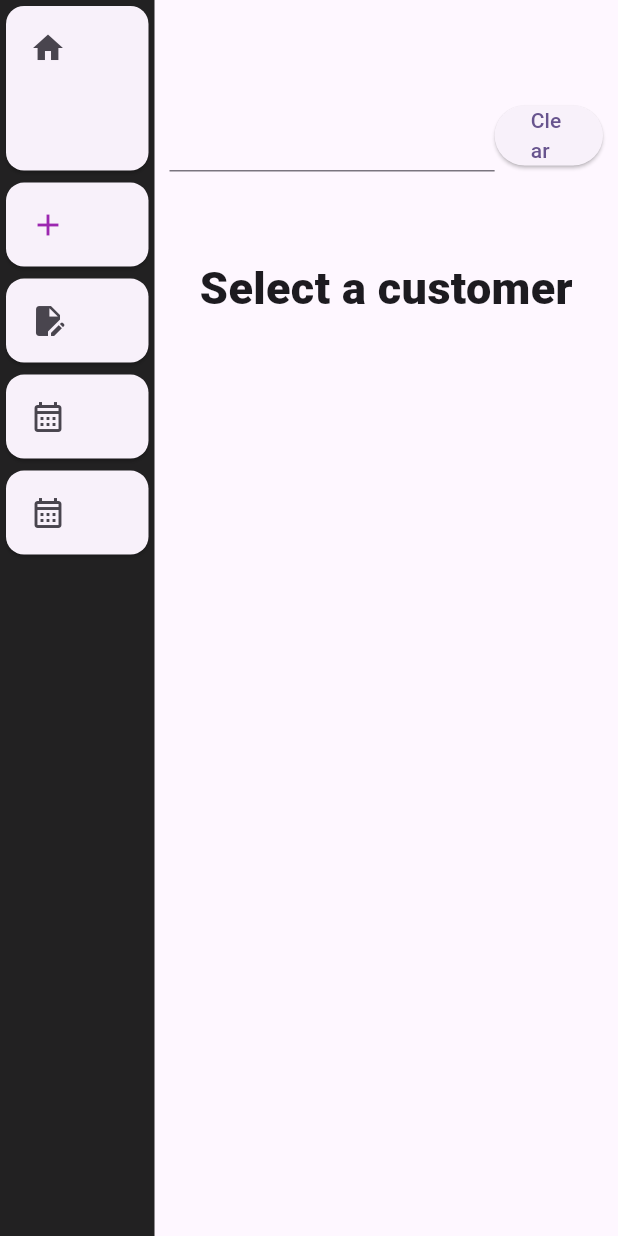
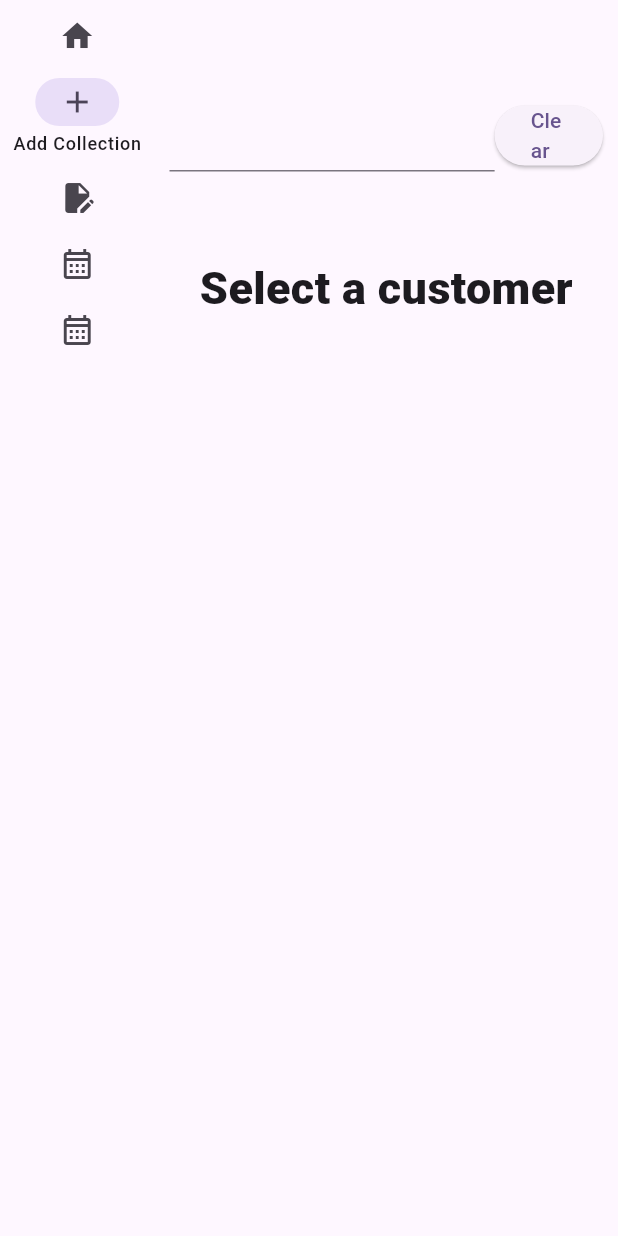
Before and after one commit to Himanshu0307/Daily-Collection, a Flutter app: the CollectionScreen screen opened by its route, on a phone screen of 412 x 824 dp. Run offline on Flutter 3.47's test engine with Material 3 defaults, Android fonts, the phone set to English and light mode, and no system bars; drawn by our look-alikes of flutter_typeahead, toastification; our stand-ins replace flutter_secure_storage, reactive_forms, sqflite_common_ffi, syncfusion_flutter_datagrid; missing offline and left inert: platform_device_id_v3, syncfusion_flutter_datagrid_export; accounts and stored records are empty.

Commit message:
fix: Main Scrren and collection report

```diff
--- a/lib/Models/ListItem.dart
+++ b/lib/Models/ListItem.dart
@@ -1,15 +1,15 @@
-class ListItemModel {
-  String? collectionDate;
-  String? type;
-  int amount = 0;
-  int? id;
-  int totalPaidAmounttillDate = 0;
-  ListItemModel.fromJson(Map<String, Object?> map) {
-    type = map["type"] as String;
-    collectionDate = map["date"] as String?;
-    amount = map["amount"] as int;
-    id = map["id"] as int;
-  }
-  ListItemModel(
-      {required this.collectionDate, required this.type, required this.amount});
-}
+// class ListItemModel {
+//   String? collectionDate;
+//   String? type;
+//   int amount = 0;
+//   int? id;
+//   int totalPaidAmounttillDate = 0;
+//   ListItemModel.fromJson(Map<String, Object?> map) {
+//     type = map["type"] as String;
+//     collectionDate = map["date"] as String?;
+//     amount = map["amount"] as int;
+//     id = map["id"] as int;
+//   }
+//   ListItemModel(
+//       {required this.collectionDate, required this.type, required this.amount});
+// }
--- a/lib/Models/SQL Entities/QuickLoanModel.dart
+++ b/lib/Models/SQL Entities/QuickLoanModel.dart
@@ -290,3 +290,20 @@ class TransactionReportModel{
   late CustomerModel customerModel;
 
 }
+
+
+class ListItemModel {
+  String? collectionDate;
+  String? type;
+  int amount = 0;
+  int? id;
+  int totalPaidAmounttillDate = 0;
+  ListItemModel.fromJson(Map<String, Object?> map) {
+    type = map["type"] as String;
+    collectionDate = map["date"] as String?;
+    amount = map["amount"] as int;
+    id = map["id"] as int;
+  }
+  ListItemModel(
+      {required this.collectionDate, required this.type, required this.amount});
+}
--- a/lib/app/collection/collection-screen.dart
+++ b/lib/app/collection/collection-screen.dart
@@ -3,6 +3,7 @@ import 'package:flutter/material.dart';
 import '../../Models/SideItem.dart';
 import '../../component/side-menubar.dart/side-menu-screen.dart';
 import 'add-collection/collection-add.dart';
+import 'get-collection/report-widget.dart';
 
 
 class CollectionScreen extends StatelessWidget {
@@ -34,7 +35,7 @@ class CollectionScreen extends StatelessWidget {
               allowImplicitScrolling: false,
               children: const [
                 CollectionAddWidget(),
-                // CollectionReport(),
+                CollectionReport(),
                 // DateWiseCollectionReport(),
                 // TransactionReportDateWise(),
               ],
--- a/lib/component/side-menubar.dart/side-menu-screen.dart
+++ b/lib/component/side-menubar.dart/side-menu-screen.dart
@@ -1,9 +1,5 @@
-import 'dart:io';
-
 import 'package:flutter/material.dart';
-
 import '../../Models/SideItem.dart';
-import '../../app/main-screen.dart';
 
 class SideWidget extends StatefulWidget {
   final List<SideItem> items;
@@ -32,53 +28,28 @@ class _SideWidgetState extends State<SideWidget> {
         selectedIndex = widget.controller.page?.toInt() ?? 0;
       });
 
-  Text? getTextWidget(String txt, BoxConstraints constraint) {
-    return constraint.maxWidth > 150 ? Text(txt) : null;
+  onNavigationSelector(int index, BuildContext context) {
+    if (index == 0) {
+      Navigator.of(context).pop();
+    } else {
+      widget.controller.animateToPage(index - 1,
+          duration: const Duration(seconds: 1), curve: Curves.ease);
+    }
   }
 
   int selectedIndex = 0;
+
   @override
   Widget build(BuildContext context) {
-    return LayoutBuilder(builder: (context, constraint) {
-      return ColoredBox(
-        color: Colors.black87,
-        child: Column(
-          children: [
-            Expanded(
-              flex: 1,
-              child: GestureDetector(
-                onTap: () {
-                  Navigator.of(context)
-                      .popUntil(ModalRoute.withName(MainPageScreen.routeName));
-                },
-                child: Card(
-                    child: ListTile(
-                  leading: const Icon(Icons.home),
-                  title: getTextWidget('Main Menu', constraint),
-                )),
-              ),
-            ),
-            Expanded(
-              flex: 6,
-              child: ListView.builder(
-                itemBuilder: (ctx, ind) => GestureDetector(
-                  onTap: () {
-                    widget.controller.jumpToPage(ind);
-                  },
-                  child: Card(
-                      child: ListTile(
-                    textColor: selectedIndex == ind ? Colors.purple : null,
-                    iconColor: selectedIndex == ind ? Colors.purple : null,
-                    leading: Icon(widget.items[ind].icon),
-                    title: getTextWidget(widget.items[ind].name, constraint),
-                  )),
-                ),
-                itemCount: widget.items.length,
-              ),
-            ),
-          ],
-        ),
-      );
-    });
+    return NavigationRail(
+        onDestinationSelected: (ind) => onNavigationSelector(ind, context),
+        labelType: NavigationRailLabelType.selected,
+        destinations: [
+          const NavigationRailDestination(
+              icon: Icon(Icons.home), label: Text("Main Menu")),
+          ...widget.items.map((x) => NavigationRailDestination(
+              icon: Icon(x.icon), label: Text(x.name)))
+        ],
+        selectedIndex: selectedIndex + 1);
   }
 }
```
Also changed, not shown: lib/Models/MainItems.dart (+4 -6 lines), lib/Services/SqlService.dart (+16 -12 lines), lib/app/collection/get-collection/report-widget.dart (added, +100 -0 lines), lib/app/dashboard/dashboard.dart (added, +15 -0 lines), lib/app/main-screen.dart (+6 -21 lines), lib/component/collection/get/report-table.dart (added, +40 -0 lines), lib/component/ui/sidebar/sidebar.dart (added, +24 -0 lines), lib/data-source/collection-datasource.dart (added, +48 -0 lines).
